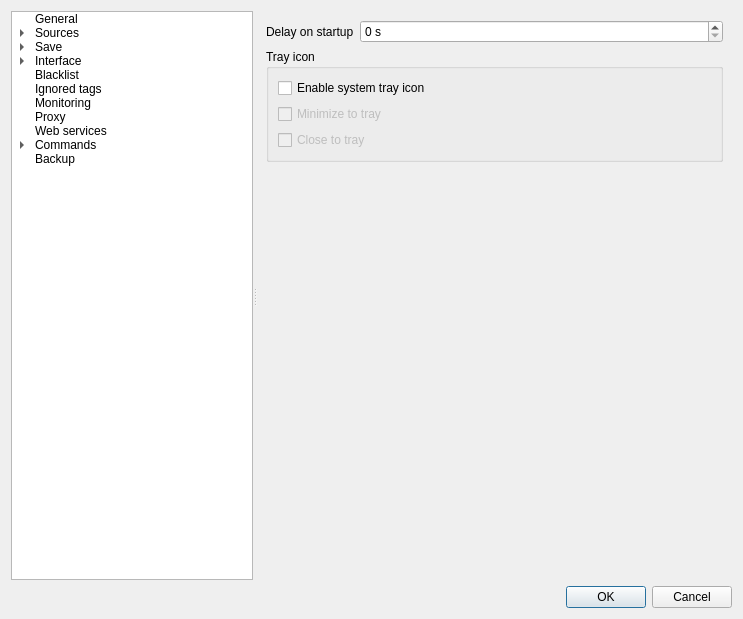
Above: src/gui/src/settings/options-window.ui from Bionus/imgbrd-grabber before the change. Below: the same form after it.
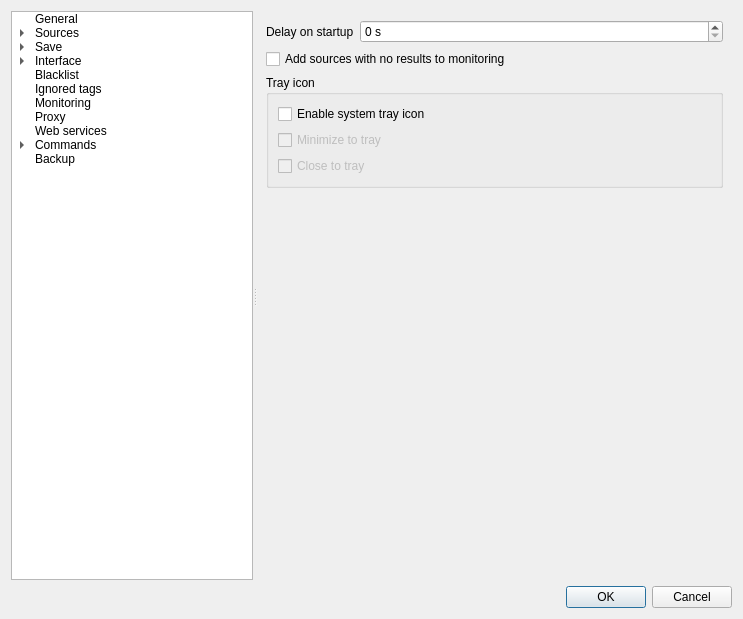
That is the form after the change. The open tabs and pages were chosen to show the change. Icons and pictures are not drawn.

Commit message: feat: add new setting to control monitoring when a source has no results (fix #2918)

The edit to the form file:
```diff
--- a/src/gui/src/settings/options-window.ui
+++ b/src/gui/src/settings/options-window.ui
@@ -5064,7 +5064,7 @@
           </property>
          </widget>
         </item>
-        <item row="1" column="0" colspan="2">
+        <item row="2" column="0" colspan="2">
          <widget class="QGroupBox" name="groupBox">
           <property name="title">
            <string>Tray icon</string>
@@ -5100,6 +5100,13 @@
           </layout>
          </widget>
         </item>
+        <item row="1" column="0" colspan="2">
+         <widget class="QCheckBox" name="checkMonitoringEmptySources">
+          <property name="text">
+           <string>Add sources with no results to monitoring</string>
+          </property>
+         </widget>
+        </item>
        </layout>
       </widget>
       <widget class="QWidget" name="pageProxy">
```
Left out of the diff: 4 changed lines with no effect on the pictures. The commit also changes 4 other files.
